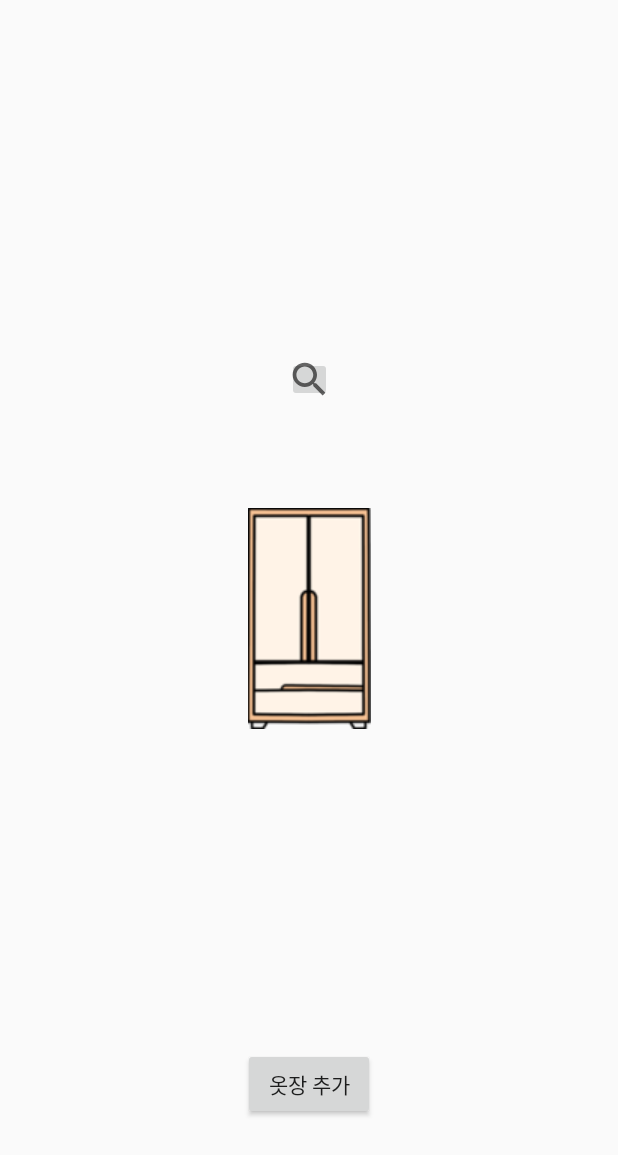
After one commit to ljiho222/MyCloset, an Android app: the ClosetMain screen opened directly, with no data from a screen before it, on a phone screen of 412 x 824 dp. The commit adds this screen. Shown: the top 1155 px of the screen. Run offline under Robolectric (Android 15) with nearby library versions, the phone set to English and light mode, and no system bars.

Commit message:
tab 생성하기

```diff
--- a/app/build.gradle
+++ b/app/build.gradle
@@ -31,8 +31,10 @@ dependencies {
     implementation 'androidx.recyclerview:recyclerview:1.0.0'
     implementation 'com.google.firebase:firebase-storage:16.0.4'
     implementation 'com.google.firebase:firebase-auth:16.0.5'
+    implementation 'com.google.android.material:material:1.0.0'
     testImplementation 'junit:junit:4.12'
     implementation 'com.github.bumptech.glide:glide:4.10.0'
+
     annotationProcessor 'com.github.bumptech.glide:compiler:4.10.0'
     androidTestImplementation 'androidx.test.ext:junit:1.1.2'
     androidTestImplementation 'androidx.test.espresso:espresso-core:3.3.0'
--- a/app/src/main/AndroidManifest.xml
+++ b/app/src/main/AndroidManifest.xml
@@ -19,6 +19,7 @@
         <activity android:name=".Style" />
         <activity android:name=".Search" />
         <activity android:name=".Closet" />
+        <activity android:name=".ClosetMain"/>
         <activity android:name=".MainActivity">
             <intent-filter>
                 <action android:name="android.intent.action.MAIN" />
--- /dev/null
+++ b/app/src/main/java/com/example/my_closet/ClosetMain.java
@@ -0,0 +1,40 @@
+package com.example.my_closet;
+
+import android.content.Intent;
+import android.os.Bundle;
+import android.view.View;
+import android.widget.Button;
+import android.widget.ImageButton;
+
+import androidx.appcompat.app.AppCompatActivity;
+
+public class ClosetMain extends AppCompatActivity {
+
+    private Button btn_add;
+    private ImageButton btn_closet;
+
+    @Override
+    protected void onCreate(Bundle savedInstanceState) {
+        super.onCreate(savedInstanceState);
+        setContentView(R.layout.activity_closetmain);
+
+        btn_closet = findViewById(R.id.btn_closet);
+        btn_closet.setOnClickListener(new View.OnClickListener() {
+            @Override
+            public void onClick(View v) {
+                Intent intent = new Intent(ClosetMain.this, Closet.class);
+                startActivity(intent); // 옷장 추가 인텐트
+            }
+        });
+
+        btn_add = findViewById(R.id.btn_add);
+        btn_add.setOnClickListener(new View.OnClickListener() {
+            @Override
+            public void onClick(View v) {
+                Intent intent = new Intent(ClosetMain.this, Add.class);
+                startActivity(intent); // 옷장 추가 인텐트
+            }
+        });
+
+    }
+}
--- /dev/null
+++ b/app/src/main/res/layout/activity_closetmain.xml
@@ -0,0 +1,46 @@
+<?xml version="1.0" encoding="utf-8"?>
+<androidx.constraintlayout.widget.ConstraintLayout xmlns:android="http://schemas.android.com/apk/res/android"
+    xmlns:app="http://schemas.android.com/apk/res-auto"
+    xmlns:tools="http://schemas.android.com/tools"
+    android:layout_width="match_parent"
+    android:layout_height="match_parent"
+    tools:context=".MainActivity">
+
+    <ImageButton
+        android:id="@+id/btn_search"
+        android:layout_width="30dp"
+        android:layout_height="30dp"
+        android:padding="0sp"
+        android:scaleType="fitXY"
+        android:src="@drawable/ic_baseline_search_24"
+        app:layout_constraintBottom_toBottomOf="parent"
+        app:layout_constraintLeft_toLeftOf="parent"
+        app:layout_constraintRight_toRightOf="parent"
+        app:layout_constraintTop_toTopOf="parent"
+        app:layout_constraintVertical_bias="0.3" />
+
+    <Button
+        android:id="@+id/btn_add"
+        android:layout_width="wrap_content"
+        android:layout_height="wrap_content"
+        android:text="옷장 추가"
+        app:layout_constraintBottom_toBottomOf="parent"
+        app:layout_constraintHorizontal_bias="0.5"
+        app:layout_constraintLeft_toLeftOf="parent"
+        app:layout_constraintRight_toRightOf="parent"
+        app:layout_constraintTop_toTopOf="parent"
+        app:layout_constraintVertical_bias="0.9" />
+
+    <ImageButton
+        android:id="@+id/btn_closet"
+        android:layout_width="wrap_content"
+        android:layout_height="wrap_content"
+        app:layout_constraintBottom_toBottomOf="parent"
+        app:layout_constraintLeft_toLeftOf="parent"
+        android:src="@drawable/start_closet"
+        app:layout_constraintRight_toRightOf="parent"
+        app:layout_constraintTop_toTopOf="parent"
+        android:padding="0sp"
+        />
+
+</androidx.constraintlayout.widget.ConstraintLayout>
--- a/app/src/main/res/values/styles.xml
+++ b/app/src/main/res/values/styles.xml
@@ -1,6 +1,6 @@
 <resources>
     <!-- Base application theme. -->
-    <style name="AppTheme" parent="Theme.AppCompat.Light.DarkActionBar">
+    <style name="AppTheme" parent="Theme.AppCompat.Light.NoActionBar">
         <!-- Customize your theme here. -->
         <item name="colorPrimary">@color/colorPrimary</item>
         <item name="colorPrimaryDark">@color/colorPrimaryDark</item>
```
Also changed, not shown: app/src/main/java/com/example/my_closet/MainActivity.java (+10 -26 lines), app/src/main/res/layout/activity_main.xml (+23 -43 lines).
